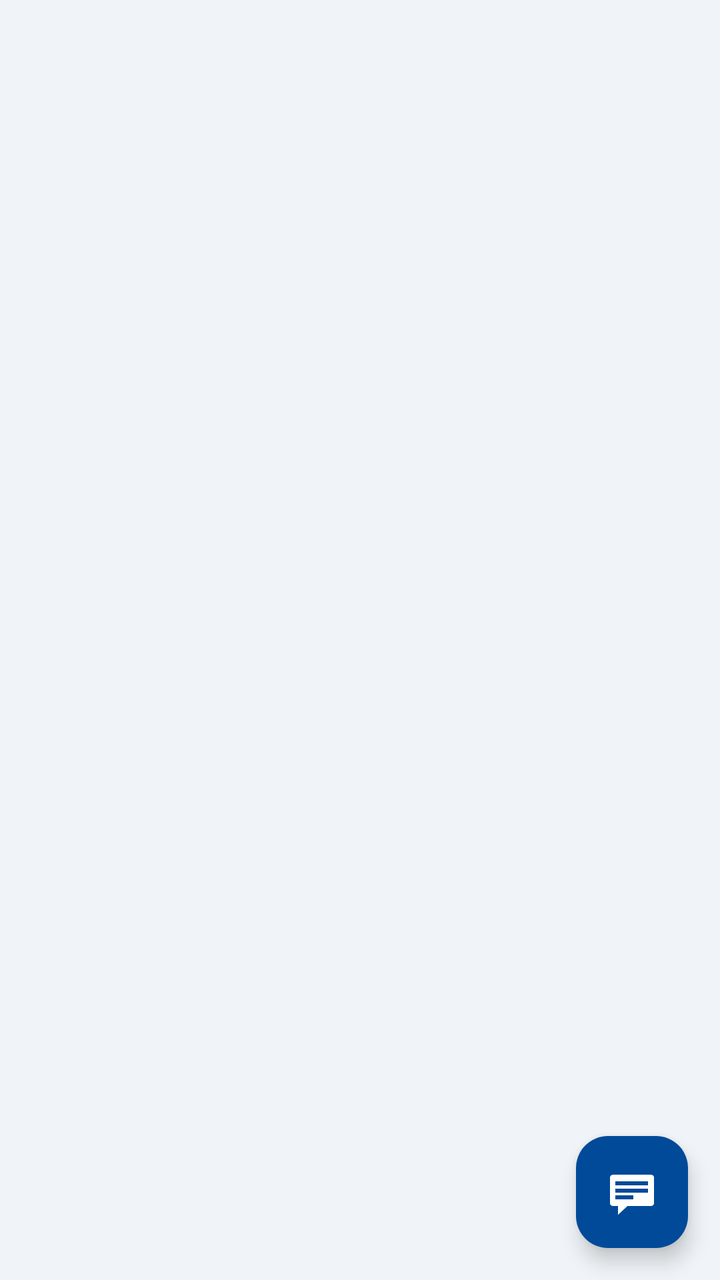
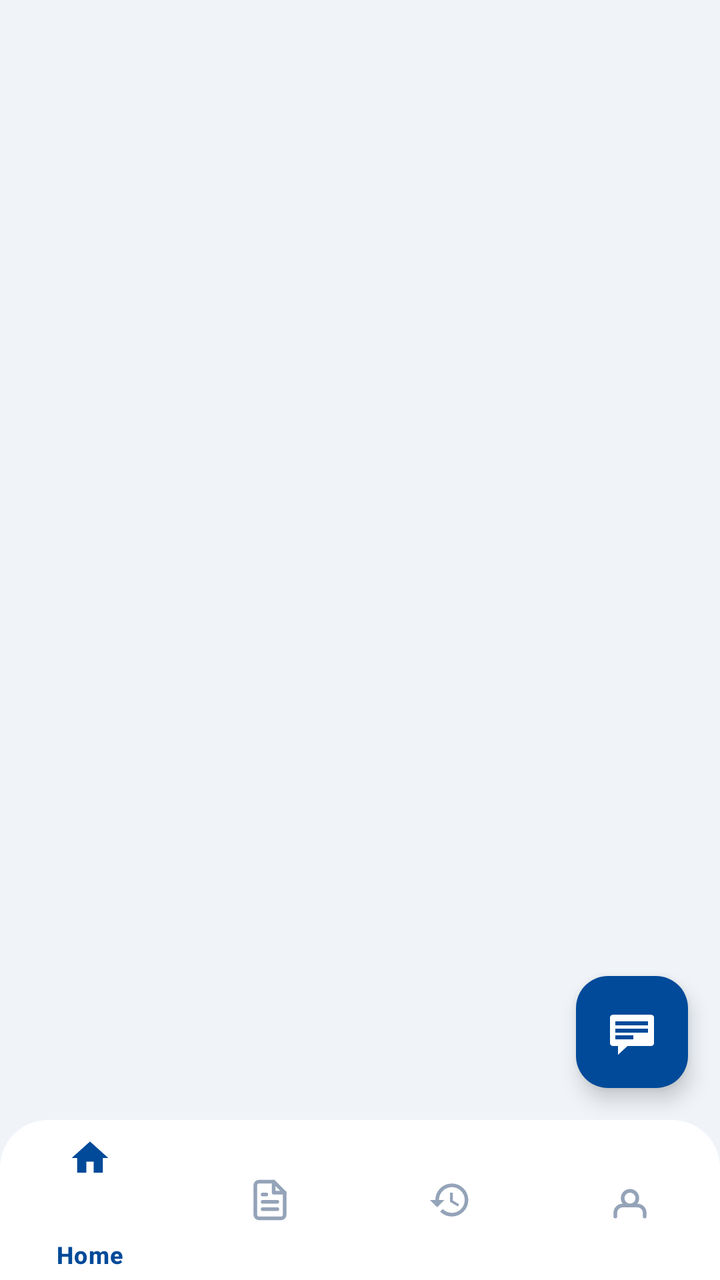

Before-and-after screenshots of an Android layout around one commit, followed by the original layout XML and the change that was made.
<!-- AndroidManifest.xml: application theme Theme.Newtacks -->
<!-- res/layout/activity_company_dashboard.xml -->
<?xml version="1.0" encoding="utf-8"?>
<androidx.coordinatorlayout.widget.CoordinatorLayout
    xmlns:android="http://schemas.android.com/apk/res/android"
    xmlns:app="http://schemas.android.com/apk/res-auto"
    android:id="@+id/companyRootLayout"
    android:layout_width="match_parent"
    android:layout_height="match_parent"
    android:background="#F0F4F8">

    <FrameLayout
        android:id="@+id/companyFragmentContainer"
        android:layout_width="match_parent"
        android:layout_height="match_parent" />

    <com.google.android.material.floatingactionbutton.FloatingActionButton
        android:id="@+id/fabChat"
        android:layout_width="wrap_content"
        android:layout_height="wrap_content"
        android:layout_gravity="bottom|end"
        android:layout_margin="16dp"
        android:src="@android:drawable/stat_notify_chat"
        app:backgroundTint="?attr/colorPrimary"
        app:tint="@android:color/white"
        android:contentDescription="Chat with AI" />

</androidx.coordinatorlayout.widget.CoordinatorLayout>
<!-- resources referenced by this layout -->
<resources>
  <style name="Theme.Newtacks" parent="Base.Theme.Newtacks" />
  <style name="Base.Theme.Newtacks" parent="Theme.Material3.DayNight.NoActionBar">
          <item name="colorPrimary">#004A99</item>
          <item name="colorPrimaryContainer">#004A99</item>
          <item name="colorOnPrimary">#FFFFFF</item>
          <item name="colorSecondary">#004A99</item>
          <item name="colorOnSecondary">#FFFFFF</item>
          <item name="colorTertiary">#004A99</item>
          <item name="colorSecondaryContainer">#EBF2FF</item>
          <item name="colorOnSecondaryContainer">#004A99</item>
          <item name="android:statusBarColor">#004A99</item>
          <item name="android:navigationBarColor">#FFFFFF</item>
          <item name="android:windowLightStatusBar" tools:targetApi="m">false</item>
      </style>
</resources>

<!-- the commit's change to res/layout/activity_company_dashboard.xml (unified diff, before → after) -->
@@ -1,26 +1,48 @@
 <?xml version="1.0" encoding="utf-8"?>
-<androidx.coordinatorlayout.widget.CoordinatorLayout
+<LinearLayout
     xmlns:android="http://schemas.android.com/apk/res/android"
     xmlns:app="http://schemas.android.com/apk/res-auto"
     android:id="@+id/companyRootLayout"
     android:layout_width="match_parent"
     android:layout_height="match_parent"
+    android:orientation="vertical"
     android:background="#F0F4F8">
 
-    <FrameLayout
-        android:id="@+id/companyFragmentContainer"
+    <androidx.coordinatorlayout.widget.CoordinatorLayout
         android:layout_width="match_parent"
-        android:layout_height="match_parent" />
+        android:layout_height="0dp"
+        android:layout_weight="1">
 
-    <com.google.android.material.floatingactionbutton.FloatingActionButton
-        android:id="@+id/fabChat"
-        android:layout_width="wrap_content"
+        <FrameLayout
+            android:id="@+id/companyFragmentContainer"
+            android:layout_width="match_parent"
+            android:layout_height="match_parent" />
+
+        <com.google.android.material.floatingactionbutton.FloatingActionButton
+            android:id="@+id/fabChat"
+            android:layout_width="wrap_content"
+            android:layout_height="wrap_content"
+            android:layout_gravity="bottom|end"
+            android:layout_margin="16dp"
+            android:src="@android:drawable/stat_notify_chat"
+            app:backgroundTint="?attr/colorPrimary"
+            app:tint="@android:color/white"
+            android:contentDescription="Chat with AI" />
+
+    </androidx.coordinatorlayout.widget.CoordinatorLayout>
+
+    <com.google.android.material.bottomnavigation.BottomNavigationView
+        android:id="@+id/companyBottomNav"
+        android:layout_width="match_parent"
         android:layout_height="wrap_content"
-        android:layout_gravity="bottom|end"
-        android:layout_margin="16dp"
-        android:src="@android:drawable/stat_notify_chat"
-        app:backgroundTint="?attr/colorPrimary"
-        app:tint="@android:color/white"
-        android:contentDescription="Chat with AI" />
+        android:background="@drawable/bg_bottom_nav"
+        android:elevation="12dp"
+        app:menu="@menu/company_bottom_menu"
+        app:itemIconSize="22dp"
+        app:itemIconTint="@color/nav_item_color"
+        app:itemTextColor="@color/nav_item_color"
+        app:labelVisibilityMode="selected"
+        app:itemPaddingTop="8dp"
+        app:itemPaddingBottom="8dp" />
 
-</androidx.coordinatorlayout.widget.CoordinatorLayout>
+</LinearLayout>
<!-- resource entries referenced after the edit -->
@@ -1,5 +1,14 @@
 <!-- resources referenced by this layout -->
 <resources>
+  <!-- drawable bg_bottom_nav (drawable) -->
+  <?xml version="1.0" encoding="utf-8"?>
+  <shape xmlns:android="http://schemas.android.com/apk/res/android"
+      android:shape="rectangle">
+      <solid android:color="#FFFFFF" />
+      <corners
+          android:topLeftRadius="24dp"
+          android:topRightRadius="24dp" />
+  </shape>
   <style name="Theme.Newtacks" parent="Base.Theme.Newtacks" />
   <style name="Base.Theme.Newtacks" parent="Theme.Material3.DayNight.NoActionBar">
           <item name="colorPrimary">#004A99</item>
